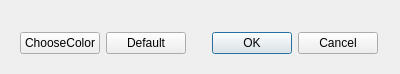
Old version of the form settingsdlg.ui in the repository sdutz/QPhoto.
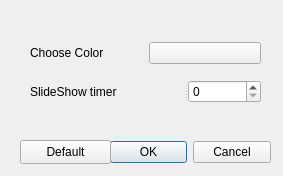
New version of the form.

Patch:
```diff
--- a/settingsdlg.ui
+++ b/settingsdlg.ui
@@ -6,49 +6,87 @@
    <rect>
     <x>0</x>
     <y>0</y>
-    <width>400</width>
-    <height>74</height>
+    <width>283</width>
+    <height>176</height>
    </rect>
   </property>
   <property name="windowTitle">
    <string>Dialog</string>
   </property>
-  <widget class="QWidget" name="">
+  <widget class="QDialogButtonBox" name="buttonBox">
+   <property name="geometry">
+    <rect>
+     <x>110</x>
+     <y>140</y>
+     <width>161</width>
+     <height>25</height>
+    </rect>
+   </property>
+   <property name="orientation">
+    <enum>Qt::Horizontal</enum>
+   </property>
+   <property name="standardButtons">
+    <set>QDialogButtonBox::Cancel|QDialogButtonBox::Ok</set>
+   </property>
+  </widget>
+  <widget class="QPushButton" name="Default_Btn">
    <property name="geometry">
     <rect>
      <x>20</x>
-     <y>30</y>
-     <width>358</width>
-     <height>27</height>
+     <y>140</y>
+     <width>91</width>
+     <height>24</height>
     </rect>
    </property>
-   <layout class="QHBoxLayout" name="horizontalLayout">
-    <item>
+   <property name="text">
+    <string>Default</string>
+   </property>
+  </widget>
+  <widget class="QWidget" name="">
+   <property name="geometry">
+    <rect>
+     <x>30</x>
+     <y>40</y>
+     <width>231</width>
+     <height>26</height>
+    </rect>
+   </property>
+   <layout class="QGridLayout" name="gridLayout">
+    <item row="0" column="0">
+     <widget class="QLabel" name="label">
+      <property name="text">
+       <string>Choose Color</string>
+      </property>
+     </widget>
+    </item>
+    <item row="0" column="1">
      <widget class="QPushButton" name="Color_Btn">
       <property name="text">
-       <string>ChooseColor</string>
-      </property>
-     </widget>
-    </item>
-    <item>
-     <widget class="QPushButton" name="Default_Btn">
-      <property name="text">
-       <string>Default</string>
-      </property>
-     </widget>
-    </item>
-    <item>
-     <widget class="QDialogButtonBox" name="buttonBox">
-      <property name="orientation">
-       <enum>Qt::Horizontal</enum>
-      </property>
-      <property name="standardButtons">
-       <set>QDialogButtonBox::Cancel|QDialogButtonBox::Ok</set>
+       <string/>
       </property>
      </widget>
     </item>
    </layout>
   </widget>
+  <widget class="QSplitter" name="splitter">
+   <property name="geometry">
+    <rect>
+     <x>30</x>
+     <y>80</y>
+     <width>231</width>
+     <height>23</height>
+    </rect>
+   </property>
+   <property name="orientation">
+    <enum>Qt::Horizontal</enum>
+   </property>
+   <widget class="QLabel" name="label_2">
+    <property name="text">
+     <string>SlideShow timer</string>
+    </property>
+   </widget>
+   <widget class="QSpinBox" name="spinSec"/>
+  </widget>
  </widget>
  <resources/>
  <connections>
```
